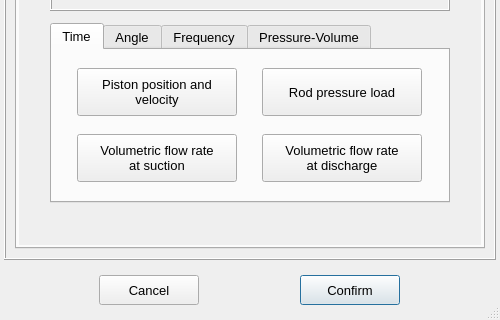
First picture: the form in vibra/interface/data/ui_files/model/setup/acoustic/reciprocating_compressor_inputs.ui, repository MOPT-UFSC/VIBRA, before the edit; both pictures show x 0 to 500 and y 463 to 783 of the 500 by 783 pixel window.
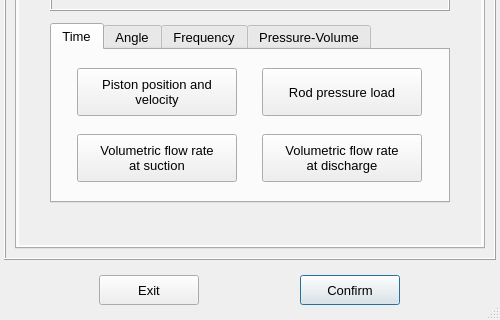
Second picture: the form after the edit. The open tabs and pages were chosen to show the change. Icons and pictures are not drawn.

Commit message: Replaces the Cancel text with Exit in the Close buttons

Diff of the .ui file:
```diff
--- a/vibra/interface/data/ui_files/model/setup/acoustic/reciprocating_compressor_inputs.ui
+++ b/vibra/interface/data/ui_files/model/setup/acoustic/reciprocating_compressor_inputs.ui
@@ -220,7 +220,7 @@
          <string notr="true"/>
         </property>
         <property name="text">
-         <string>Cancel</string>
+         <string>Exit</string>
         </property>
         <property name="autoDefault">
          <bool>false</bool>
```
Left out of the diff: 8 changed lines with no effect on the pictures. The commit also changes 53 other files.
